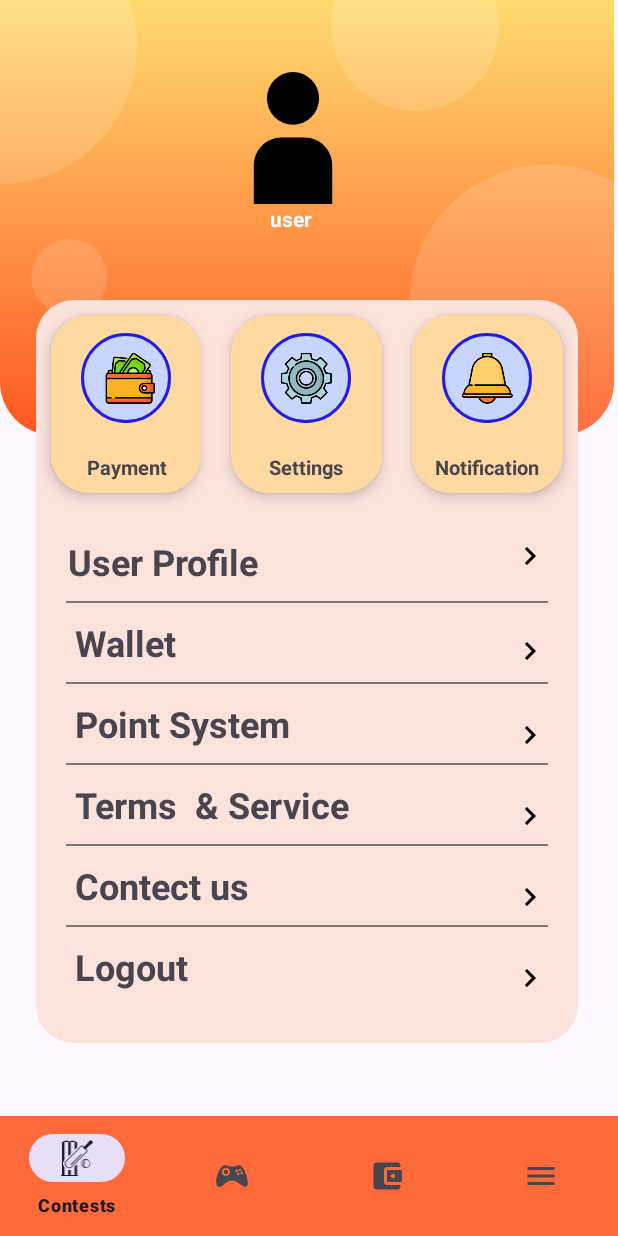
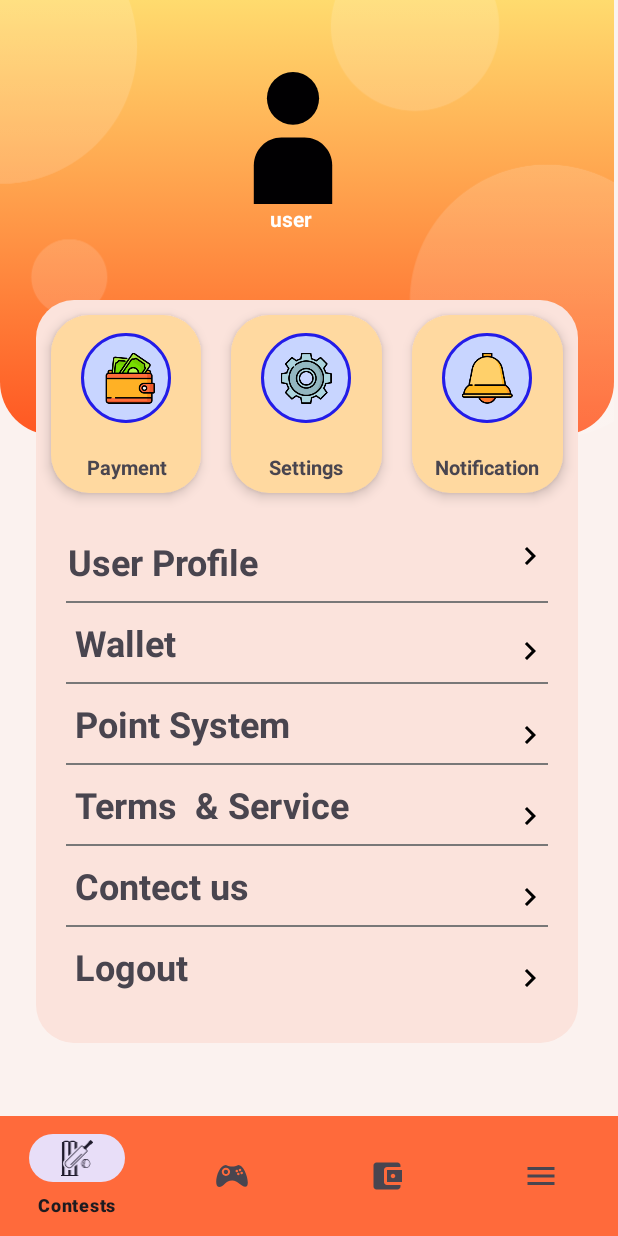
Before and after one commit to AlishNarshidani/Fantasy-App, an Android app: the fragment ProfileFragment placed in its activity, on a phone screen of 412 x 824 dp. Run offline under Robolectric (Android 15) with nearby library versions, the phone set to English and light mode, and no system bars; Roboto replaces fonts that are not available here.

Commit message:
just time pass

```diff
--- a/app/src/main/res/layout/fragment_profile.xml
+++ b/app/src/main/res/layout/fragment_profile.xml
@@ -4,6 +4,7 @@
     xmlns:tools="http://schemas.android.com/tools"
     android:layout_width="match_parent"
     android:layout_height="match_parent"
+    android:background="#FBF2EF"
     tools:context=".ProfileFragment">
 
 
@@ -16,6 +17,7 @@
         <LinearLayout
             android:layout_width="match_parent"
             android:layout_height="match_parent"
+
 
             android:orientation="vertical">
 
```
